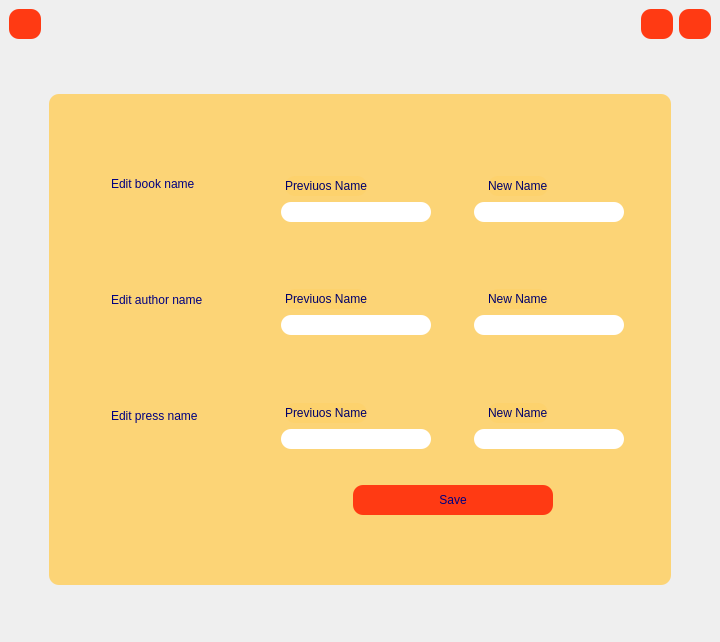
Qt form editform.ui (fatemebd/Library) before a commit.
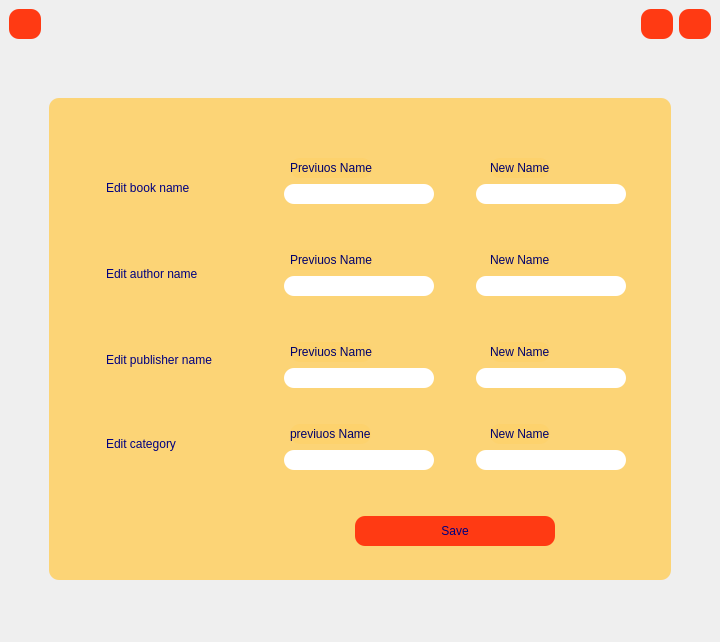
The same form after that commit. Icons and pictures are not drawn.

```diff
--- a/editform.ui
+++ b/editform.ui
@@ -255,7 +255,7 @@
              <property name="sizeHint" stdset="0">
               <size>
                <width>20</width>
-               <height>90</height>
+               <height>60</height>
               </size>
              </property>
             </spacer>
@@ -288,7 +288,7 @@
              <property name="sizeHint" stdset="0">
               <size>
                <width>20</width>
-               <height>90</height>
+               <height>60</height>
               </size>
              </property>
             </spacer>
@@ -306,7 +306,31 @@
 </string>
              </property>
              <property name="text">
-              <string>Edit press name</string>
+              <string>Edit publisher name</string>
+             </property>
+            </widget>
+           </item>
+           <item>
+            <spacer name="verticalSpacer_12">
+             <property name="orientation">
+              <enum>Qt::Vertical</enum>
+             </property>
+             <property name="sizeHint" stdset="0">
+              <size>
+               <width>20</width>
+               <height>40</height>
+              </size>
+             </property>
+            </spacer>
+           </item>
+           <item>
+            <widget class="QCheckBox" name="category">
+             <property name="styleSheet">
+              <string notr="true">background-color: rgba(255, 205, 88,0);
+</string>
+             </property>
+             <property name="text">
+              <string>Edit category</string>
              </property>
             </widget>
            </item>
@@ -321,7 +345,7 @@
              <property name="sizeHint" stdset="0">
               <size>
                <width>20</width>
-               <height>150</height>
+               <height>120</height>
               </size>
              </property>
             </spacer>
@@ -809,6 +833,148 @@
              </property>
             </spacer>
            </item>
+           <item>
+            <layout class="QHBoxLayout" name="horizontalLayout_11">
+             <property name="topMargin">
+              <number>0</number>
+             </property>
+             <item>
+              <spacer name="horizontalSpacer_26">
+               <property name="orientation">
+                <enum>Qt::Horizontal</enum>
+               </property>
+               <property name="sizeType">
+                <enum>QSizePolicy::Fixed</enum>
+               </property>
+               <property name="sizeHint" stdset="0">
+                <size>
+                 <width>42</width>
+                 <height>20</height>
+                </size>
+               </property>
+              </spacer>
+             </item>
+             <item>
+              <widget class="QLabel" name="label_2">
+               <property name="text">
+                <string>previuos Name</string>
+               </property>
+              </widget>
+             </item>
+             <item>
+              <spacer name="horizontalSpacer_27">
+               <property name="orientation">
+                <enum>Qt::Horizontal</enum>
+               </property>
+               <property name="sizeHint" stdset="0">
+                <size>
+                 <width>40</width>
+                 <height>20</height>
+                </size>
+               </property>
+              </spacer>
+             </item>
+             <item>
+              <widget class="QLabel" name="label">
+               <property name="text">
+                <string>New Name</string>
+               </property>
+              </widget>
+             </item>
+             <item>
+              <spacer name="horizontalSpacer_28">
+               <property name="orientation">
+                <enum>Qt::Horizontal</enum>
+               </property>
+               <property name="sizeHint" stdset="0">
+                <size>
+                 <width>40</width>
+                 <height>20</height>
+                </size>
+               </property>
+              </spacer>
+             </item>
+            </layout>
+           </item>
+           <item>
+            <layout class="QHBoxLayout" name="horizontalLayout_12">
+             <property name="topMargin">
+              <number>0</number>
+             </property>
+             <item>
+              <spacer name="horizontalSpacer_29">
+               <property name="orientation">
+                <enum>Qt::Horizontal</enum>
+               </property>
+               <property name="sizeHint" stdset="0">
+                <size>
+                 <width>40</width>
+                 <height>20</height>
+                </size>
+               </property>
+              </spacer>
+             </item>
+             <item>
+              <widget class="QLineEdit" name="pcategory">
+               <property name="minimumSize">
+                <size>
+                 <width>150</width>
+                 <height>20</height>
+                </size>
+               </property>
+              </widget>
+             </item>
+             <item>
+              <spacer name="horizontalSpacer_30">
+               <property name="orientation">
+                <enum>Qt::Horizontal</enum>
+               </property>
+               <property name="sizeHint" stdset="0">
+                <size>
+                 <width>40</width>
+                 <height>20</height>
+                </size>
+               </property>
+              </spacer>
+             </item>
+             <item>
+              <widget class="QLineEdit" name="ncategory">
+               <property name="minimumSize">
+                <size>
+                 <width>150</width>
+                 <height>20</height>
+                </size>
+               </property>
+              </widget>
+             </item>
+             <item>
+              <spacer name="horizontalSpacer_31">
+               <property name="orientation">
+                <enum>Qt::Horizontal</enum>
+               </property>
+               <property name="sizeHint" stdset="0">
+                <size>
+                 <width>40</width>
+                 <height>20</height>
+                </size>
+               </property>
+              </spacer>
+             </item>
+            </layout>
+           </item>
+           <item>
+            <spacer name="verticalSpacer_13">
+             <property name="orientation">
+              <enum>Qt::Vertical</enum>
+             </property>
+             <property name="sizeHint" stdset="0">
+              <size>
+               <width>20</width>
+               <height>40</height>
+              </size>
+             </property>
+            </spacer>
+           </item>
            <item>
             <layout class="QHBoxLayout" name="horizontalLayout">
              <property name="topMargin">
```
